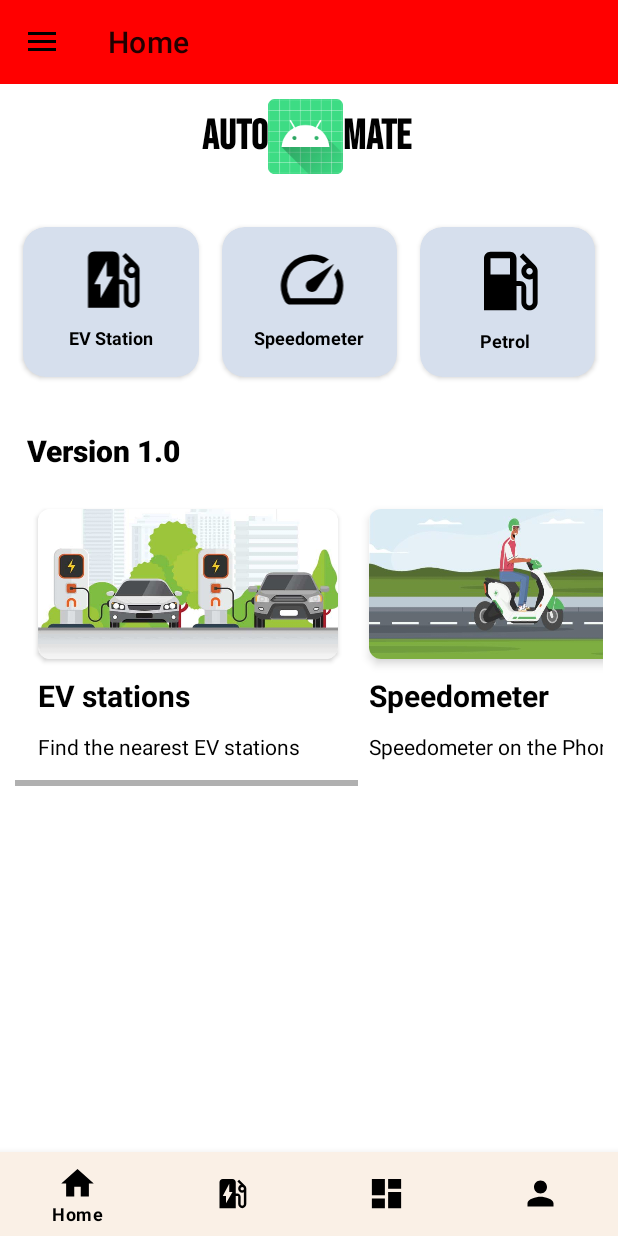
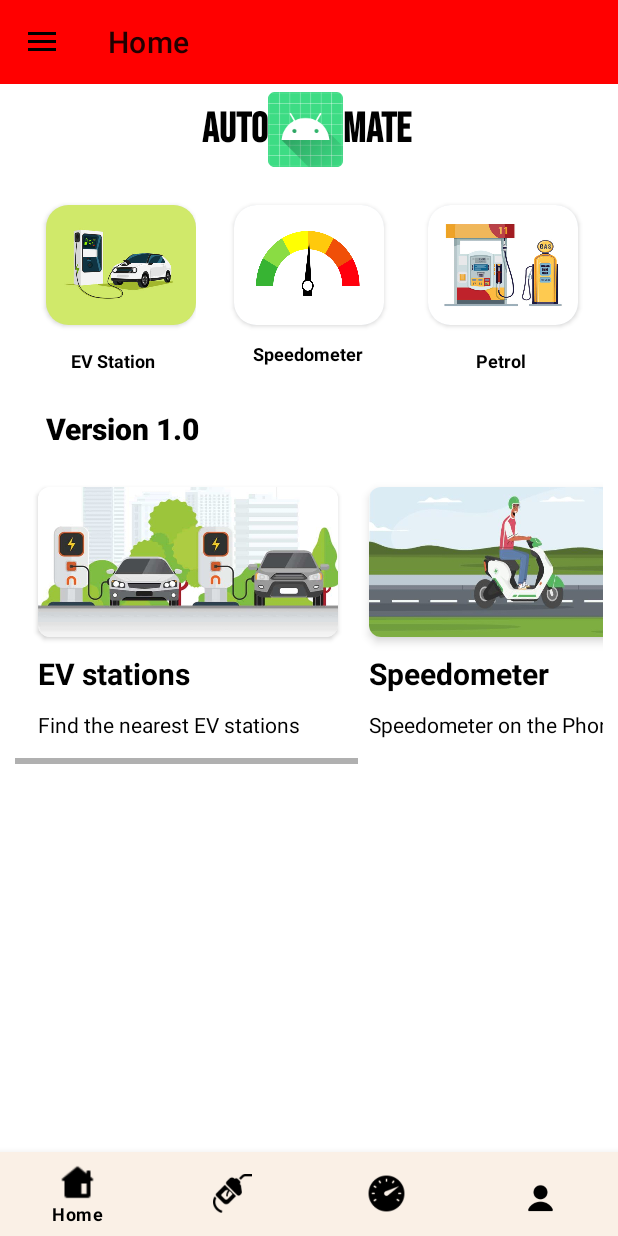
Before and after one commit to ProjectRelief/Petrol-Stations-Android-App, an Android app: the HomeFragment screen opened directly, with no data from a screen before it, on a phone screen of 412 x 824 dp. Run offline under Robolectric (Android 15) with nearby library versions, the phone set to English and light mode, and no system bars; our stand-ins replace Firebase (no records; nobody signed in at launch, a user with empty details on screens opened directly).

Commit message:
Home screen changes under progress

```diff
--- a/app/src/main/java/com/androiddev/petrolstations/HomeFragment.java
+++ b/app/src/main/java/com/androiddev/petrolstations/HomeFragment.java
@@ -10,6 +10,10 @@ import androidx.fragment.app.FragmentManager;
 import android.view.LayoutInflater;
 import android.view.View;
 import android.view.ViewGroup;
+import android.os.Bundle;
+import android.webkit.WebSettings;
+import android.webkit.WebView;
+import android.webkit.WebViewClient;
 
 /**
  * A simple {@link Fragment} subclass.
@@ -60,6 +64,7 @@ public class HomeFragment extends Fragment {
         }
     }
 
+
     @Override
     public View onCreateView(LayoutInflater inflater, ViewGroup container,
                              Bundle savedInstanceState) {
--- a/app/src/main/res/layout/fragment_home.xml
+++ b/app/src/main/res/layout/fragment_home.xml
@@ -2,7 +2,7 @@
 <androidx.constraintlayout.widget.ConstraintLayout xmlns:android="http://schemas.android.com/apk/res/android"
     xmlns:app="http://schemas.android.com/apk/res-auto"
     xmlns:tools="http://schemas.android.com/tools"
-    android:layout_width="wrap_content"
+    android:layout_width="match_parent"
     android:layout_height="match_parent"
     android:background="@color/white"
     tools:context=".HomeFragment">
@@ -14,7 +14,7 @@
         android:layout_width="wrap_content"
         android:layout_height="wrap_content"
         android:layout_marginStart="139dp"
-        android:layout_marginTop="10dp"
+        android:layout_marginTop="5dp"
         android:layout_marginEnd="138dp"
         android:orientation="horizontal"
         app:layout_constraintEnd_toEndOf="parent"
@@ -57,7 +57,6 @@
         android:id="@+id/linearLayout2"
         android:layout_width="match_parent"
         android:layout_height="wrap_content"
-        android:layout_marginTop="20dp"
         android:gravity="center"
         android:orientation="horizontal"
         android:padding="5dp"
@@ -65,26 +64,29 @@
         app:layout_constraintStart_toStartOf="parent"
         app:layout_constraintTop_toBottomOf="@+id/linearLayout">
 
+        <LinearLayout
+            android:layout_width="130dp"
+            android:layout_height="wrap_content"
+            android:orientation="vertical"
+            android:padding="10dp">
+
             <androidx.cardview.widget.CardView
                 android:id="@+id/card1"
-            android:layout_width="0dp"
-            android:layout_height="100dp"
+                android:layout_width="100dp"
+                android:layout_height="80dp"
                 android:layout_margin="10dp"
                 android:layout_weight="1"
                 app:cardBackgroundColor="#D6DFED"
                 app:cardCornerRadius="15dp">
 
-            <LinearLayout
-                android:layout_width="match_parent"
-                android:layout_height="wrap_content"
-                android:orientation="vertical"
-                android:padding="10dp">
-
                 <ImageView
                     android:id="@+id/imageView"
-                    android:layout_width="100dp"
-                    android:layout_height="50dp"
-                    app:srcCompat="@drawable/ic_baseline_ev_station_24" />
+                    android:layout_width="match_parent"
+                    android:layout_height="match_parent"
+                    android:layout_margin="0dp"
+                    android:scaleType="fitXY"
+                    app:srcCompat="@drawable/card1_ev" />
+            </androidx.cardview.widget.CardView>
 
             <TextView
                 android:layout_width="wrap_content"
@@ -99,28 +101,29 @@
             <!-- Add other views under Card 1 -->
 
         </LinearLayout>
-        </androidx.cardview.widget.CardView>
+
+        <LinearLayout
+            android:layout_width="130dp"
+            android:layout_height="wrap_content"
+            android:orientation="vertical"
+            android:padding="10dp">
 
             <androidx.cardview.widget.CardView
                 android:id="@+id/card3"
-            android:layout_width="0dp"
-            android:layout_height="100dp"
+                android:layout_width="100dp"
+                android:layout_height="80dp"
                 android:layout_margin="5dp"
                 android:layout_weight="1"
                 app:cardBackgroundColor="#D6DFED"
                 app:cardCornerRadius="15dp">
 
-            <LinearLayout
-                android:layout_width="match_parent"
-                android:layout_height="wrap_content"
-                android:orientation="vertical"
-                android:padding="10dp">
-
                 <ImageView
                     android:id="@+id/imageView3"
-                    android:layout_width="100dp"
-                    android:layout_height="50dp"
-                    app:srcCompat="@drawable/ic_baseline_speed_24" />
+                    android:layout_width="match_parent"
+                    android:layout_height="match_parent"
+                    android:scaleType="fitXY"
+                    app:srcCompat="@drawable/card3_speedo" />
+            </androidx.cardview.widget.CardView>
 
             <TextView
                 android:layout_width="wrap_content"
@@ -135,28 +138,30 @@
             <!-- Add other views under Card 2 -->
 
         </LinearLayout>
-        </androidx.cardview.widget.CardView>
+
+        <LinearLayout
+            android:layout_width="130dp"
+            android:layout_height="wrap_content"
+            android:orientation="vertical"
+            android:padding="10dp">
 
             <androidx.cardview.widget.CardView
                 android:id="@+id/card2"
-            android:layout_width="0dp"
-            android:layout_height="100dp"
+                android:layout_width="100dp"
+                android:layout_height="80dp"
+                android:layout_gravity="center_horizontal"
                 android:layout_margin="10dp"
                 android:layout_weight="1"
                 app:cardBackgroundColor="#D6DFED"
                 app:cardCornerRadius="15dp">
 
-            <LinearLayout
-                android:layout_width="match_parent"
-                android:layout_height="wrap_content"
-                android:orientation="vertical"
-                android:padding="10dp">
-
                 <ImageView
                     android:id="@+id/imageView4"
-                    android:layout_width="100dp"
-                    android:layout_height="52dp"
-                    app:srcCompat="@drawable/ic_baseline_local_gas_station_24" />
+                    android:layout_width="match_parent"
+                    android:layout_height="match_parent"
+                    android:scaleType="fitXY"
+                    app:srcCompat="@drawable/card2_petrol" />
+            </androidx.cardview.widget.CardView>
 
             <TextView
                 android:layout_width="wrap_content"
@@ -171,7 +176,7 @@
             <!-- Add other views under Card 3 -->
 
         </LinearLayout>
-        </androidx.cardview.widget.CardView>
+
     </LinearLayout>
 
     <TextView
@@ -179,7 +184,7 @@
         android:layout_width="wrap_content"
         android:layout_height="wrap_content"
         android:layout_marginStart="46dp"
-        android:layout_marginTop="20dp"
+        android:layout_marginTop="8dp"
         android:layout_marginEnd="307dp"
         android:fontFamily="sans-serif-black"
         android:text="Version 1.0"
@@ -187,11 +192,12 @@
         android:textSize="20sp"
         android:textStyle="bold"
         app:layout_constraintEnd_toEndOf="parent"
-        app:layout_constraintHorizontal_bias="0.638"
+        app:layout_constraintHorizontal_bias="0.361"
         app:layout_constraintStart_toStartOf="parent"
         app:layout_constraintTop_toBottomOf="@+id/linearLayout2" />
 
     <HorizontalScrollView
+        android:id="@+id/horizontalScrollView"
         android:layout_width="match_parent"
         android:layout_height="200dp"
         android:layout_margin="10dp"
--- a/app/src/main/res/menu/bottom_navmenu.xml
+++ b/app/src/main/res/menu/bottom_navmenu.xml
@@ -2,15 +2,15 @@
 <menu xmlns:android="http://schemas.android.com/apk/res/android">
 
     <item android:title="Home"
-        android:icon="@drawable/ic_baseline_home_24"
+        android:icon="@drawable/bnav_home"
         android:id="@+id/home"/>
     <item android:title="Services"
-        android:icon="@drawable/ic_baseline_ev_station_24"
+        android:icon="@drawable/bnav_services"
         android:id="@+id/service"/>
     <item android:title="Dashboard"
-        android:icon="@drawable/ic_baseline_dashboard_24"
+        android:icon="@drawable/bnav_dashborad"
         android:id="@+id/dashboard"/>
     <item android:title="Profile"
-        android:icon="@drawable/ic_baseline_person_24"
+        android:icon="@drawable/bnav_person"
         android:id="@+id/profile"/>
 </menu>
```
Also changed, not shown: app/src/main/AndroidManifest.xml (+9 -2 lines), app/src/main/java/com/androiddev/petrolstations/webviewActivity.java (added, +31 -0 lines), app/src/main/res/layout/activity_webview.xml (added, +17 -0 lines), app/src/main/res/drawable/bnav_dashborad.png (added), app/src/main/res/drawable/bnav_home.png (added), app/src/main/res/drawable/bnav_person.png (added), app/src/main/res/drawable/bnav_services.png (added), app/src/main/res/drawable/card1_ev.jpg (added), app/src/main/res/drawable/card2_petrol.jpg (added), app/src/main/res/drawable/card3_speedo.png (added). Lines whose indentation alone changed are shown as unchanged.
